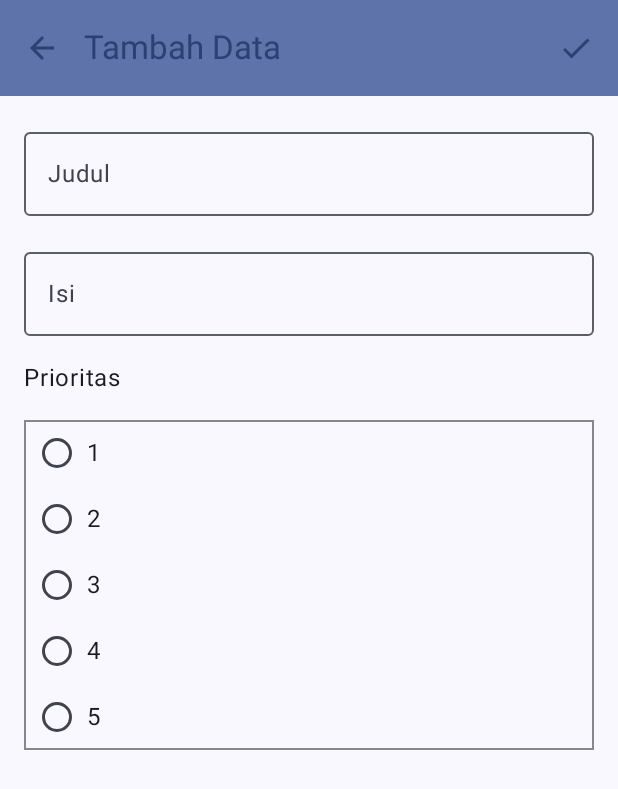
After one commit to alfon57/Assesment1-3101, an Android app built with Jetpack Compose: the DetailScreen screen opened through its navigation route, on a phone screen of 412 x 824 dp. The commit adds this screen. Shown: the top 789 px of the screen. Run offline under Robolectric (Android 15) with nearby library versions, the phone set to English and light mode, and no system bars.

Commit message:
Navigasi dengan data

```diff
--- a/app/build.gradle.kts
+++ b/app/build.gradle.kts
@@ -60,6 +60,7 @@ dependencies {
     implementation("androidx.compose.ui:ui-tooling-preview")
     implementation("androidx.compose.material3:material3")
 
+    implementation("androidx.navigation:navigation-compose:2.7.7")
     implementation("androidx.lifecycle:lifecycle-viewmodel-compose:2.7.0")
 
     testImplementation("junit:junit:4.13.2")
--- a/app/src/main/java/org/d3if3101/assesment1/MainActivity.kt
+++ b/app/src/main/java/org/d3if3101/assesment1/MainActivity.kt
@@ -7,7 +7,7 @@ import androidx.compose.foundation.layout.fillMaxSize
 import androidx.compose.material3.MaterialTheme
 import androidx.compose.material3.Surface
 import androidx.compose.ui.Modifier
-import org.d3if3101.assesment1.ui.screen.MainScreen
+import org.d3if3101.assesment1.navigation.SetUpNavGraph
 import org.d3if3101.assesment1.ui.theme.Assesment1Theme
 
 class MainActivity : ComponentActivity() {
@@ -18,7 +18,7 @@ class MainActivity : ComponentActivity() {
                 // A surface container using the 'background' color from the theme
                 Surface(modifier = Modifier.fillMaxSize(), color = MaterialTheme.colorScheme.background) {
 //                    Greeting("Android")
-                    MainScreen()
+                    SetUpNavGraph()
                 }
             }
         }
--- a/app/src/main/java/org/d3if3101/assesment1/model/ToDoList.kt
+++ b/app/src/main/java/org/d3if3101/assesment1/model/ToDoList.kt
@@ -4,6 +4,7 @@ data class ToDoList(
     val id: Long,
     val judul: String,
     val isi: String,
-    val status: Boolean,
+    val prioritas: Int,
+    val status: String,
     val tanggal: String
 )
--- /dev/null
+++ b/app/src/main/java/org/d3if3101/assesment1/navigation/NavGraph.kt
@@ -0,0 +1,35 @@
+package org.d3if3101.assesment1.navigation
+
+import androidx.compose.runtime.Composable
+import androidx.navigation.NavHostController
+import androidx.navigation.NavType
+import androidx.navigation.compose.NavHost
+import androidx.navigation.compose.composable
+import androidx.navigation.compose.rememberNavController
+import androidx.navigation.navArgument
+import org.d3if3101.assesment1.ui.screen.DetailScreen
+import org.d3if3101.assesment1.ui.screen.KEY_ID_TODOLIST
+import org.d3if3101.assesment1.ui.screen.MainScreen
+
+@Composable
+fun SetUpNavGraph(navController: NavHostController = rememberNavController()) {
+    NavHost(navController = navController, startDestination = Screen.Home.route){
+        composable(route = Screen.Home.route){
+            MainScreen(navController)
+        }
+        composable(route = Screen.FormBaru.route){
+            DetailScreen(navController)
+        }
+
+        composable(
+            route = Screen.FormUbah.route,
+            arguments = listOf(
+                navArgument(KEY_ID_TODOLIST) {type = NavType.LongType}
+            )
+        ){
+                navBackStackEntry ->
+            val id = navBackStackEntry.arguments?.getLong(KEY_ID_TODOLIST)
+            DetailScreen(navController, id)
+        }
+    }
+}
--- /dev/null
+++ b/app/src/main/java/org/d3if3101/assesment1/ui/screen/DetailScreen.kt
@@ -0,0 +1,286 @@
+package org.d3if3101.assesment1.ui.screen
+
+import android.content.res.Configuration
+import androidx.compose.foundation.border
+import androidx.compose.foundation.layout.Arrangement
+import androidx.compose.foundation.layout.Column
+import androidx.compose.foundation.layout.Row
+import androidx.compose.foundation.layout.fillMaxSize
+import androidx.compose.foundation.layout.fillMaxWidth
+import androidx.compose.foundation.layout.padding
+import androidx.compose.foundation.selection.selectable
+import androidx.compose.foundation.text.KeyboardOptions
+import androidx.compose.material.icons.Icons
+import androidx.compose.material.icons.filled.ArrowBack
+import androidx.compose.material.icons.outlined.Check
+import androidx.compose.material3.ExperimentalMaterial3Api
+import androidx.compose.material3.Icon
+import androidx.compose.material3.IconButton
+import androidx.compose.material3.MaterialTheme
+import androidx.compose.material3.OutlinedTextField
+import androidx.compose.material3.RadioButton
+import androidx.compose.material3.Scaffold
+import androidx.compose.material3.Text
+import androidx.compose.material3.TopAppBar
+import androidx.compose.material3.TopAppBarDefaults
+import androidx.compose.runtime.Composable
+import androidx.compose.runtime.getValue
+import androidx.compose.runtime.mutableIntStateOf
+import androidx.compose.runtime.mutableStateOf
+import androidx.compose.runtime.remember
+import androidx.compose.runtime.setValue
+import androidx.compose.ui.Alignment
+import androidx.compose.ui.Modifier
+import androidx.compose.ui.graphics.Color
+import androidx.compose.ui.res.stringResource
+import androidx.compose.ui.semantics.Role
+import androidx.compose.ui.text.input.ImeAction
+import androidx.compose.ui.text.input.KeyboardCapitalization
+import androidx.compose.ui.tooling.preview.Preview
+import androidx.compose.ui.unit.dp
+import androidx.lifecycle.viewmodel.compose.viewModel
+import androidx.navigation.NavHostController
+import androidx.navigation.compose.rememberNavController
+import org.d3if3101.assesment1.R
+import org.d3if3101.assesment1.ui.theme.Assesment1Theme
+
+const val KEY_ID_TODOLIST = "idToDoList"
+
+@OptIn(ExperimentalMaterial3Api::class)
+@Composable
+fun DetailScreen(navController: NavHostController, id: Long? = null)
+{
+    val viewModel: DetailViewModel = viewModel()
+
+    var judul by remember {
+        mutableStateOf("")
+    }
+    var isi by remember {
+        mutableStateOf("")
+    }
+    var status by remember {
+        mutableStateOf("")
+    }
+
+    var prioritas by remember {
+        mutableIntStateOf(0)
+    }
+
+    var apakahEdit by remember {
+        mutableStateOf(true)
+    }
+
+    if(id != null) {
+        val data = viewModel.getToDoList(id)
+
+        if (data != null) {
+            judul = data.judul
+            isi = data.isi
+            status = data.status
+            prioritas = data.prioritas
+        }
+
+    }
+
+    //Jika bukan edit radio button tidak akan muncul
+    if (id == null){
+        apakahEdit = false
+    }
+
+    Scaffold(
+        topBar = {
+            TopAppBar(
+                navigationIcon = {
+                    IconButton(onClick = { navController.popBackStack() }) {
+                        Icon(
+                            imageVector = Icons.Filled.ArrowBack,
+                            contentDescription = stringResource(id = R.string.kembali),
+                            tint = MaterialTheme.colorScheme.primary
+                        )
+                    }
+                },
+                title = {
+                    if(id == null){
+                        Text(text = stringResource(id = R.string.tambah_data))
+                    }
+                    else{
+                        Text(text = stringResource(id = R.string.edit_data))
+                    }}
+                , colors = TopAppBarDefaults.mediumTopAppBarColors(
+                    //Warna Bar
+                    containerColor = MaterialTheme.colorScheme.primaryContainer,
+                    //Warna Title
+                    titleContentColor = MaterialTheme.colorScheme.primary
+                ),
+
+                actions = {
+                    IconButton(onClick = { navController.popBackStack() }) {
+                        Icon(
+                            imageVector = Icons.Outlined.Check,
+                            contentDescription = stringResource(id = R.string.simpan),
+                            tint = MaterialTheme.colorScheme.primary
+                        )
+                    }
+                }
+            )
+        }
+    ) {padding ->
+        FormToDoList(
+            judul = judul,
+            onJudulChange = {judul = it},
+            isi = isi,
+            onIsiChange = {isi = it},
+            status = status,
+            prioritas = prioritas,
+            apakahEdit = apakahEdit,//Jika bukan edit radio button tidak akan muncul
+            modifier = Modifier.padding(padding)
+        )
+    }
+}
+
+@Composable
+fun FormToDoList(
+    judul: String, onJudulChange: (String) -> Unit,
+    isi: String, onIsiChange: (String) -> Unit,
+    status: String,
+    prioritas: Int,
+    apakahEdit: Boolean,//Jika bukan edit radio button tidak akan muncul
+    modifier: Modifier
+){
+
+    val radioOptions = listOf(
+        stringResource(id = R.string.status_selesai),
+    )
+
+    val prioritasOptions = listOf(
+        1,
+        2,
+        3,
+        4,
+        5,
+    )
+
+    var statusBaru by remember {
+        mutableStateOf(status)
+    }
+
+    var prioritasBaru by remember {
+        mutableIntStateOf(prioritas)
+    }
+
+
+    Column (
+        modifier = modifier
+            .fillMaxSize()
+            .padding(16.dp),
+        verticalArrangement = Arrangement.spacedBy(16.dp)
+    ){
+        OutlinedTextField(
+            value =judul,
+            onValueChange ={onJudulChange(it)},
+            label = { Text(text = stringResource(id = R.string.judul))},
+            singleLine = true,
+            keyboardOptions = KeyboardOptions(
+                capitalization = KeyboardCapitalization.Words,
+                imeAction = ImeAction.Next
+            ),
+            modifier = Modifier.fillMaxWidth()
+        )
+
+        OutlinedTextField(
+            value =isi,
+            onValueChange ={onIsiChange(it)},
+            label = { Text(text = stringResource(id = R.string.isi))},
+            keyboardOptions = KeyboardOptions(
+                imeAction = ImeAction.Done
+            ),
+            modifier = Modifier.fillMaxWidth()
+        )
+
+        //Jika bukan edit radio button tidak akan muncul
+        if (apakahEdit){
+            Column(
+                modifier=Modifier.border(1.dp, Color.Gray)
+            ){
+                radioOptions.forEach{ text ->
+                    StatusOption(
+                        label = text,
+                        isSelected = statusBaru == text,
+                        modifier = Modifier.selectable(
+                            selected = statusBaru == text,
+                            onClick = {statusBaru = text},
+                            role = Role.RadioButton
+                        )
+                    )
+                }
+            }
+        }
+        else{
+            Text(text = "Prioritas")
+
+            Column(
+                modifier=Modifier.border(1.dp, Color.Gray)
+            ){
+
+                prioritasOptions.forEach{ int ->
+                    PrioritasOption(
+                        label = int.toString(),
+                        isSelected = prioritasBaru == int,
+                        modifier = Modifier.selectable(
+                            selected = prioritasBaru == int,
+                            onClick = {prioritasBaru = int},
+                            role = Role.RadioButton
+                        )
+                    )
+                }
+            }
+
+            statusBaru = "Tidak"
+        }
+
+    }
+}
+
+@Composable
+fun StatusOption(label: String, isSelected: Boolean, modifier: Modifier) {
+    Row (
+        modifier = modifier
+            .fillMaxWidth()
+            .padding(10.dp),
+        verticalAlignment = Alignment.CenterVertically
+    ){
+        RadioButton(selected = isSelected, onClick = null)
+        Text(
+            text = label,
+            style = MaterialTheme.typography.bodyLarge,
+            modifier = Modifier.padding(start = 8.dp)
+        )
+    }
+}
+
+@Composable
+fun PrioritasOption(label: String, isSelected: Boolean, modifier: Modifier) {
+    Row (
+        modifier = modifier
+            .fillMaxWidth()
+            .padding(10.dp),
+        verticalAlignment = Alignment.CenterVertically
+    ){
+        RadioButton(selected = isSelected, onClick = null)
+        Text(
+            text = label,
+            style = MaterialTheme.typography.bodyLarge,
+            modifier = Modifier.padding(start = 8.dp)
+        )
+    }
+}
+
+
+@Preview(showBackground = true)
+@Preview(uiMode = Configuration.UI_MODE_NIGHT_YES, showBackground = true)
+@Composable
+fun DetailScreenPreview() {
+    Assesment1Theme {
+        DetailScreen(rememberNavController())
+    }
+}
--- /dev/null
+++ b/app/src/main/java/org/d3if3101/assesment1/ui/screen/DetailViewModel.kt
@@ -0,0 +1,22 @@
+package org.d3if3101.assesment1.ui.screen
+
+import androidx.lifecycle.ViewModel
+import org.d3if3101.assesment1.model.ToDoList
+
+class DetailViewModel : ViewModel (){
+
+    private val toDoList_List = listOf(
+        ToDoList(
+            1,
+            "Fretty",
+            "6706223148",
+            5,
+            "Selesai",
+            "22"
+        )
+    )
+
+    fun getToDoList(id: Long): ToDoList? {
+        return toDoList_List.find { it.id == id }
+    }
+}
--- a/app/src/main/java/org/d3if3101/assesment1/ui/screen/MainViewModel.kt
+++ b/app/src/main/java/org/d3if3101/assesment1/ui/screen/MainViewModel.kt
@@ -11,16 +11,15 @@ class MainViewModel : ViewModel()
     private fun  getDataDummy(): List<ToDoList>
     {
         val data = mutableListOf<ToDoList>()
-
         data.add(
             ToDoList(1.toLong(),
-            "Nyuci Baju",
-            "Bawa baju kotor ke ibu laundry",
-            false,
-            "22"
+                "Fretty",
+                "6706223148",
+                5,
+                "Selesai",
+                "22"
             )
         )
-
         return data
     }
 }
--- a/app/src/main/res/values/strings.xml
+++ b/app/src/main/res/values/strings.xml
@@ -2,6 +2,12 @@
     <string name="app_name">Assesment 2</string>
     <string name="list_kosong">Belum ada data</string>
     <string name="x_diklik">%1$s diklik!</string>
-    <string name="tambah_catatan">Tambah ToDoList</string>
-    <string name="tambah_error">Belum bisa tambah ToDoList</string>
+    <string name="tambah_todolist">Tambah ToDoList</string>
+    <string name="judul">Judul</string>
+    <string name="isi">Isi</string>
+    <string name="tambah_data">Tambah Data</string>
+    <string name="kembali">Kembali</string>
+    <string name="simpan">Simpan</string>
+    <string name="edit_data">Ubah Data</string>
+    <string name="status_selesai">Selesai</string>
 </resources>
```
Also changed, not shown: app/src/main/java/org/d3if3101/assesment1/navigation/Screen.kt (added, +11 -0 lines), app/src/main/java/org/d3if3101/assesment1/ui/screen/MainScreen.kt (+14 -18 lines).
